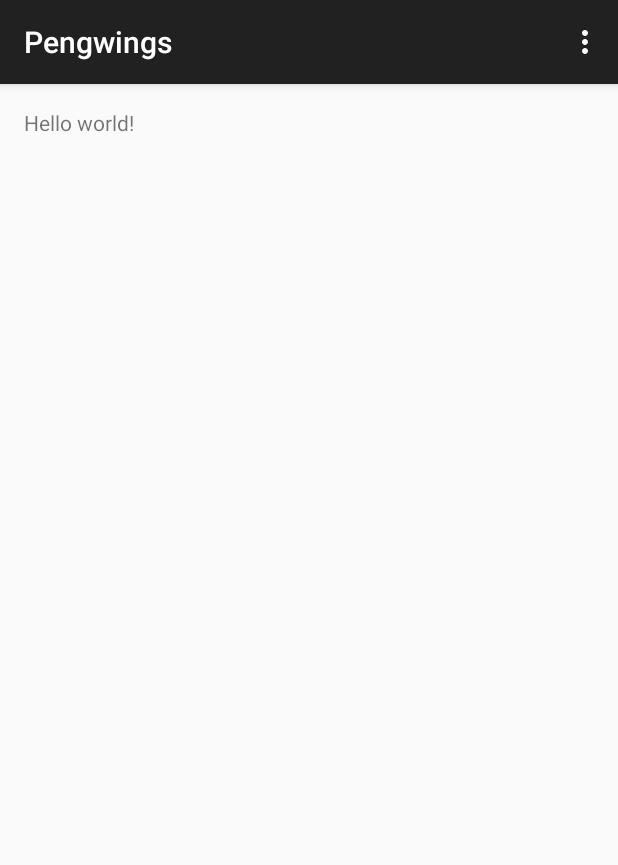
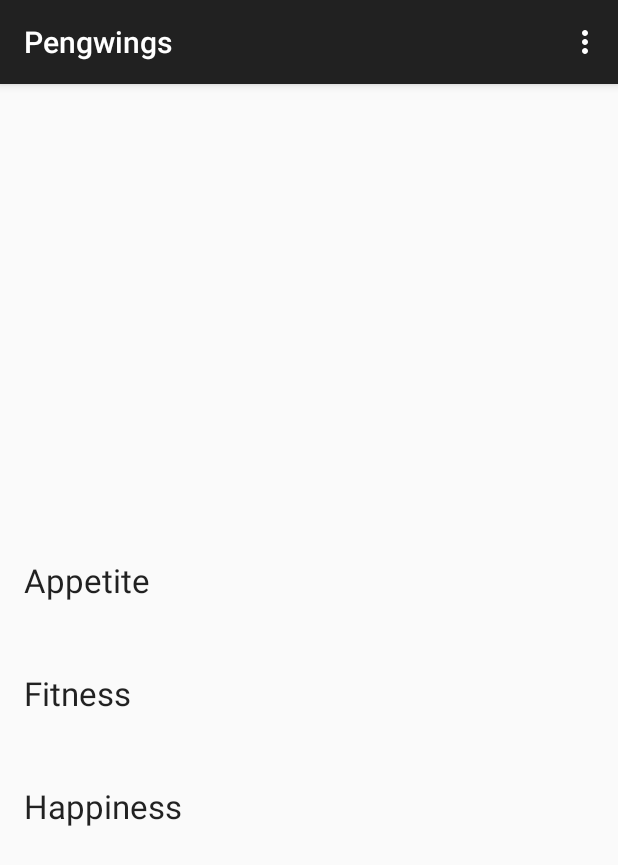
Before and after one commit to DiNear/Pengwings, an Android app: the screen it shows after launch (MainActivity), on a phone screen of 412 x 824 dp. Shown: the top 865 px of the screen. Run offline under Robolectric (Android 15) with nearby library versions, the phone set to English and light mode, and no system bars.

Commit message:
main activity

```diff
--- a/Pengwings/app/src/main/java/com/gady/pengwings/MainActivity.java
+++ b/Pengwings/app/src/main/java/com/gady/pengwings/MainActivity.java
@@ -7,6 +7,7 @@ import android.view.MenuItem;
 
 
 public class MainActivity extends ActionBarActivity {
+
 
     @Override
     protected void onCreate(Bundle savedInstanceState) {
--- a/Pengwings/app/src/main/res/layout/activity_main.xml
+++ b/Pengwings/app/src/main/res/layout/activity_main.xml
@@ -5,7 +5,96 @@
     android:paddingTop="@dimen/activity_vertical_margin"
     android:paddingBottom="@dimen/activity_vertical_margin" tools:context=".MainActivity">
 
-    <TextView android:text="@string/hello_world" android:layout_width="wrap_content"
-        android:layout_height="wrap_content" />
 
+    <LinearLayout
+        android:orientation="vertical"
+        android:layout_width="fill_parent"
+        android:layout_height="fill_parent"
+        android:layout_alignParentTop="true"
+        android:layout_alignParentLeft="true"
+        android:layout_alignParentStart="true">
+
+        <LinearLayout
+            android:orientation="vertical"
+            android:layout_width="match_parent"
+            android:layout_height="300dp"></LinearLayout>
+
+        <LinearLayout
+            android:orientation="horizontal"
+            android:layout_width="match_parent"
+            android:layout_height="75dp"
+            android:layout_gravity="center_horizontal">
+
+            <LinearLayout
+                android:orientation="vertical"
+                android:layout_width="120dp"
+                android:layout_height="match_parent">
+
+                <TextView
+                    android:layout_width="match_parent"
+                    android:layout_height="match_parent"
+                    android:textAppearance="?android:attr/textAppearanceLarge"
+                    android:text="Appetite"
+                    android:id="@+id/AppetiteTextView" />
+            </LinearLayout>
+
+            <LinearLayout
+                android:orientation="vertical"
+                android:layout_width="fill_parent"
+                android:layout_height="match_parent">
+
+            </LinearLayout>
+        </LinearLayout>
+
+        <LinearLayout
+            android:orientation="horizontal"
+            android:layout_width="match_parent"
+            android:layout_height="75dp"
+            android:layout_gravity="center_horizontal">
+
+            <LinearLayout
+                android:orientation="vertical"
+                android:layout_width="120dp"
+                android:layout_height="match_parent">
+
+                <TextView
+                    android:layout_width="match_parent"
+                    android:layout_height="match_parent"
+                    android:textAppearance="?android:attr/textAppearanceLarge"
+                    android:text="Fitness"
+                    android:id="@+id/FitnessTextView" />
+            </LinearLayout>
+
+            <LinearLayout
+                android:orientation="vertical"
+                android:layout_width="fill_parent"
+                android:layout_height="match_parent"></LinearLayout>
+        </LinearLayout>
+
+        <LinearLayout
+            android:orientation="horizontal"
+            android:layout_width="match_parent"
+            android:layout_height="75dp"
+            android:layout_gravity="center_horizontal">
+
+            <LinearLayout
+                android:orientation="vertical"
+                android:layout_width="120dp"
+                android:layout_height="match_parent">
+
+                <TextView
+                    android:layout_width="match_parent"
+                    android:layout_height="match_parent"
+                    android:textAppearance="?android:attr/textAppearanceLarge"
+                    android:text="Happiness"
+                    android:id="@+id/HappinessTextView" />
+            </LinearLayout>
+
+            <LinearLayout
+                android:orientation="vertical"
+                android:layout_width="fill_parent"
+                android:layout_height="match_parent"></LinearLayout>
+        </LinearLayout>
+
+    </LinearLayout>
 </RelativeLayout>
```
Also changed, not shown: 1 other file.
